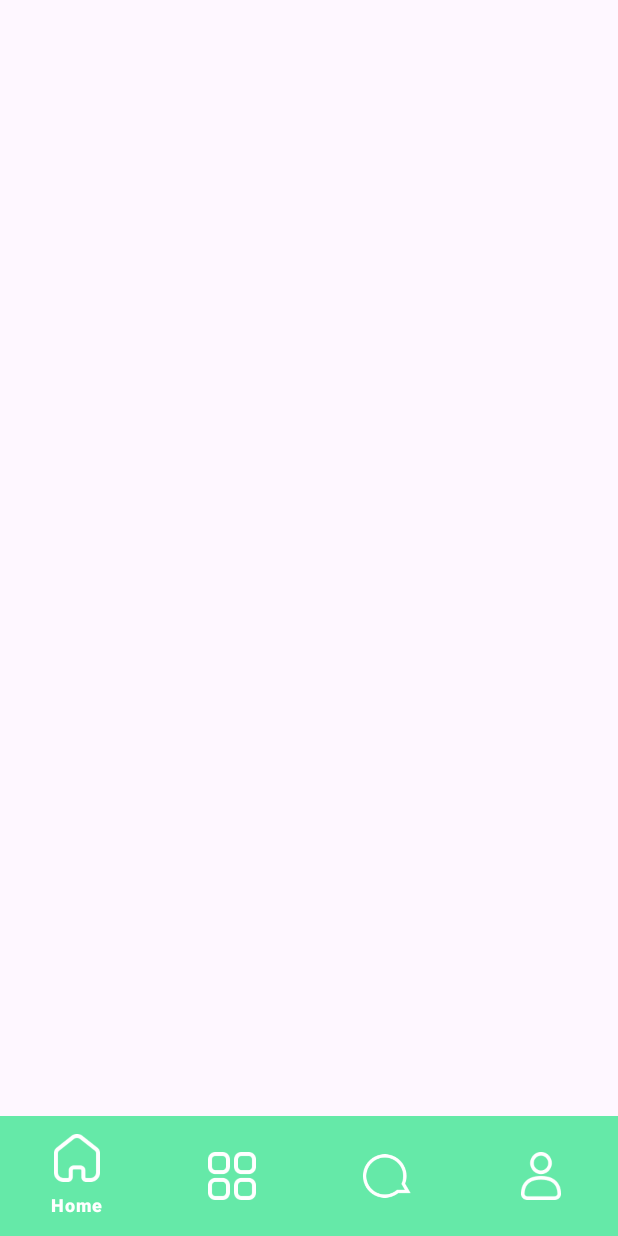
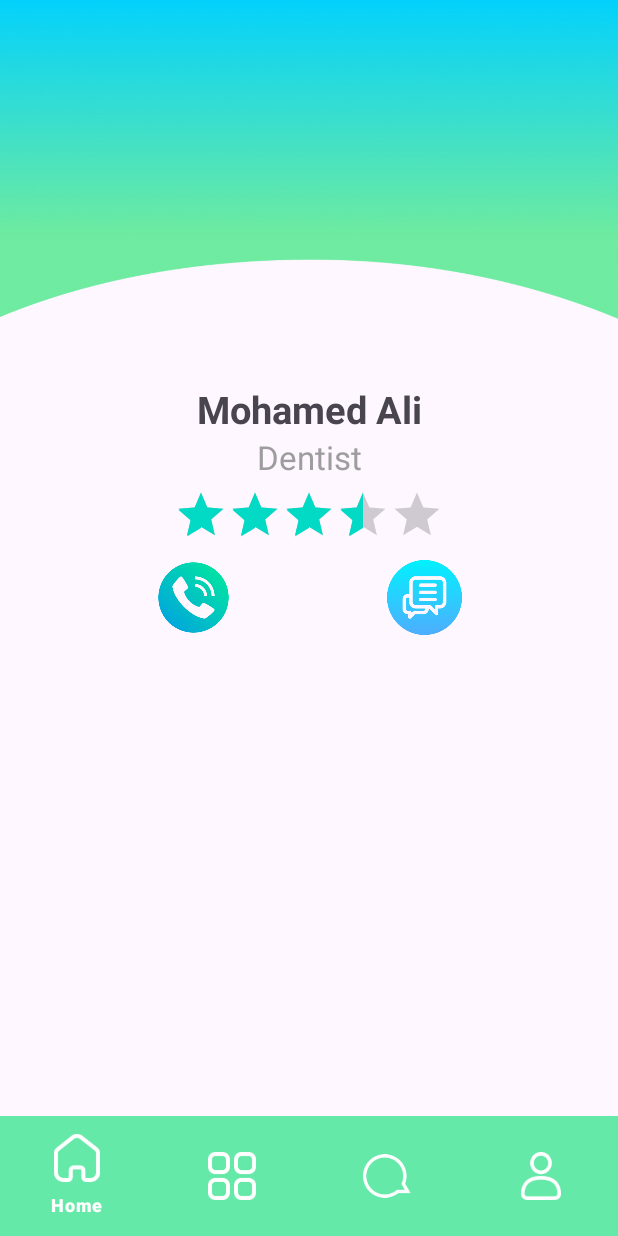
Before and after one commit to MohamedAbbas289/Care-Circle, an Android app: the fragment DocProfileFragment placed in its activity, on a phone screen of 412 x 824 dp. Run offline under Robolectric (Android 15) with nearby library versions, the phone set to English and light mode, and no system bars; our stand-ins replace CircleImageView.

Commit message:
+doctor profile design +CircleImageView library

```diff
--- a/app/build.gradle
+++ b/app/build.gradle
@@ -61,5 +61,7 @@ dependencies {
     //glide
     implementation 'com.github.bumptech.glide:glide:4.16.0'
     annotationProcessor 'com.github.bumptech.glide:compiler:4.14.2'
+    //CircleImageView
+    implementation 'de.hdodenhof:circleimageview:3.1.0'
 
 }
--- a/app/src/main/java/com/example/carecircle/ui/patients/main/tabs/home/HomeFragment.kt
+++ b/app/src/main/java/com/example/carecircle/ui/patients/main/tabs/home/HomeFragment.kt
@@ -18,6 +18,7 @@ import com.example.carecircle.model.CategoryData
 import com.example.carecircle.model.Doctor
 import com.example.carecircle.ui.patients.main.tabs.categories.CategoriesAdapter
 import com.example.carecircle.ui.patients.main.tabs.categories.CategoriesFragment
+import com.example.carecircle.ui.patients.main.tabs.categories.SpecificCategoryFragment
 import com.google.firebase.auth.FirebaseAuth
 import com.google.firebase.database.DataSnapshot
 import com.google.firebase.database.DatabaseError
@@ -50,6 +51,10 @@ class HomeFragment : Fragment() {
             navigateToCategoryFragment()
         }
         bindUserName()
+        adapter.onItemClickListener =
+            CategoriesAdapter.OnItemClickListener { position, category ->
+                showSpecificCategory(category)
+            }
 
     }
 
@@ -161,5 +166,20 @@ class HomeFragment : Fragment() {
         }
     }
 
+    private fun showSpecificCategory(category: String) {
+        // Create a bundle to pass data to SpecificCategoryFragment
+        val bundle = Bundle()
+        bundle.putString("category", category)
+
+        // Navigate to SpecificCategoryFragment
+        val specificCategoryFragment = SpecificCategoryFragment()
+        specificCategoryFragment.arguments = bundle
+
+        parentFragmentManager.beginTransaction()
+            .replace(R.id.fragment_container, specificCategoryFragment)
+            .addToBackStack(null)
+            .commit()
+    }
+
 
 }
--- a/app/src/main/res/layout/fragment_doc_profile.xml
+++ b/app/src/main/res/layout/fragment_doc_profile.xml
@@ -1,6 +1,87 @@
 <?xml version="1.0" encoding="utf-8"?>
 <androidx.constraintlayout.widget.ConstraintLayout xmlns:android="http://schemas.android.com/apk/res/android"
+    xmlns:app="http://schemas.android.com/apk/res-auto"
+    xmlns:tools="http://schemas.android.com/tools"
     android:layout_width="match_parent"
     android:layout_height="match_parent">
 
+    <ImageView
+        android:id="@+id/background"
+        android:layout_width="match_parent"
+        android:layout_height="wrap_content"
+        android:adjustViewBounds="true"
+        android:src="@drawable/categories_bg"
+        app:layout_constraintTop_toTopOf="parent" />
+
+    <de.hdodenhof.circleimageview.CircleImageView
+        android:id="@+id/profile_image"
+        android:layout_width="140dp"
+        android:layout_height="140dp"
+        android:layout_marginTop="80dp"
+        app:civ_border_color="@color/home_tab_color"
+        app:civ_border_width="2dp"
+        app:layout_constraintEnd_toEndOf="parent"
+        app:layout_constraintStart_toStartOf="parent"
+        app:layout_constraintTop_toTopOf="parent"
+        tools:src="@tools:sample/avatars" />
+
+
+    <TextView
+        android:id="@+id/doc_name"
+        android:layout_width="wrap_content"
+        android:layout_height="wrap_content"
+        android:layout_marginTop="35dp"
+        android:text="Mohamed Ali"
+        android:textSize="25sp"
+        android:textStyle="bold"
+        app:layout_constraintEnd_toEndOf="parent"
+        app:layout_constraintStart_toStartOf="parent"
+        app:layout_constraintTop_toBottomOf="@id/profile_image" />
+
+    <TextView
+        android:id="@+id/speciality"
+        android:layout_width="wrap_content"
+        android:layout_height="wrap_content"
+        android:text="Dentist"
+        android:textColor="@color/text_color"
+        android:textSize="22sp"
+        app:layout_constraintEnd_toEndOf="parent"
+        app:layout_constraintStart_toStartOf="parent"
+        app:layout_constraintTop_toBottomOf="@id/doc_name" />
+
+    <RatingBar
+        android:id="@+id/rateBar"
+        style="?android:attr/ratingBarStyleIndicator"
+        android:layout_width="wrap_content"
+        android:layout_height="wrap_content"
+        android:layout_marginTop="6dp"
+        android:numStars="5"
+        android:rating="3.5"
+        app:layout_constraintEnd_toEndOf="parent"
+        app:layout_constraintStart_toStartOf="parent"
+        app:layout_constraintTop_toBottomOf="@id/speciality" />
+
+    <ImageView
+        android:id="@+id/callIcon"
+        android:layout_width="50dp"
+        android:layout_height="50dp"
+        android:layout_marginTop="12dp"
+        android:src="@drawable/ic_call"
+        app:layout_constraintEnd_toStartOf="@+id/chatIcon"
+        app:layout_constraintHorizontal_bias="0.5"
+        app:layout_constraintStart_toStartOf="parent"
+        app:layout_constraintTop_toBottomOf="@id/rateBar" />
+
+    <ImageView
+        android:id="@+id/chatIcon"
+        android:layout_width="50dp"
+        android:layout_height="50dp"
+        android:layout_marginTop="12dp"
+        android:src="@drawable/ic_chat"
+        app:layout_constraintEnd_toEndOf="parent"
+        app:layout_constraintHorizontal_bias="0.5"
+        app:layout_constraintStart_toEndOf="@+id/callIcon"
+        app:layout_constraintTop_toBottomOf="@id/rateBar" />
+
+
 </androidx.constraintlayout.widget.ConstraintLayout>
```
Also changed, not shown: app/src/main/res/drawable/ic_call.png (added), app/src/main/res/drawable/ic_chat.png (added).
